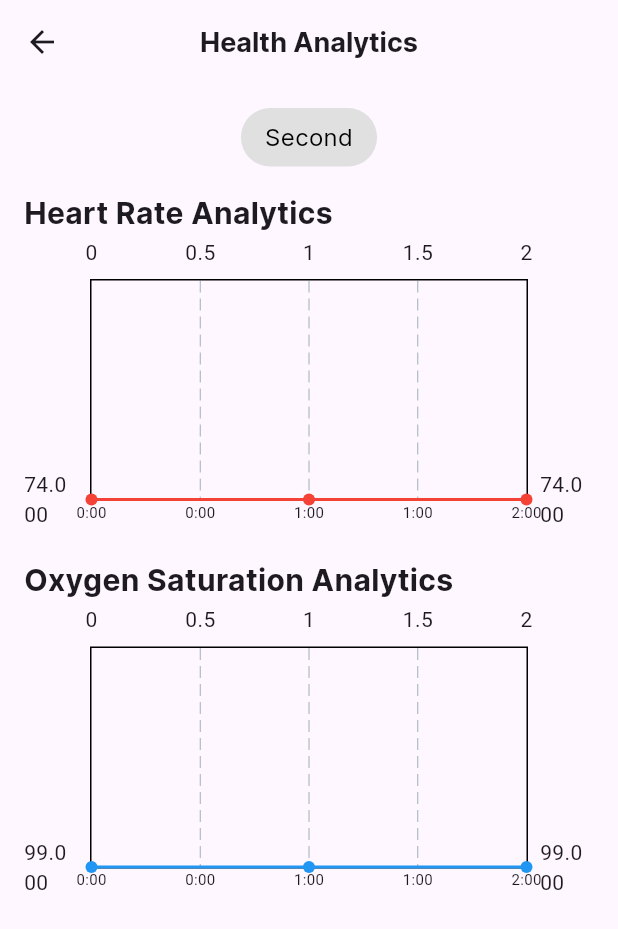
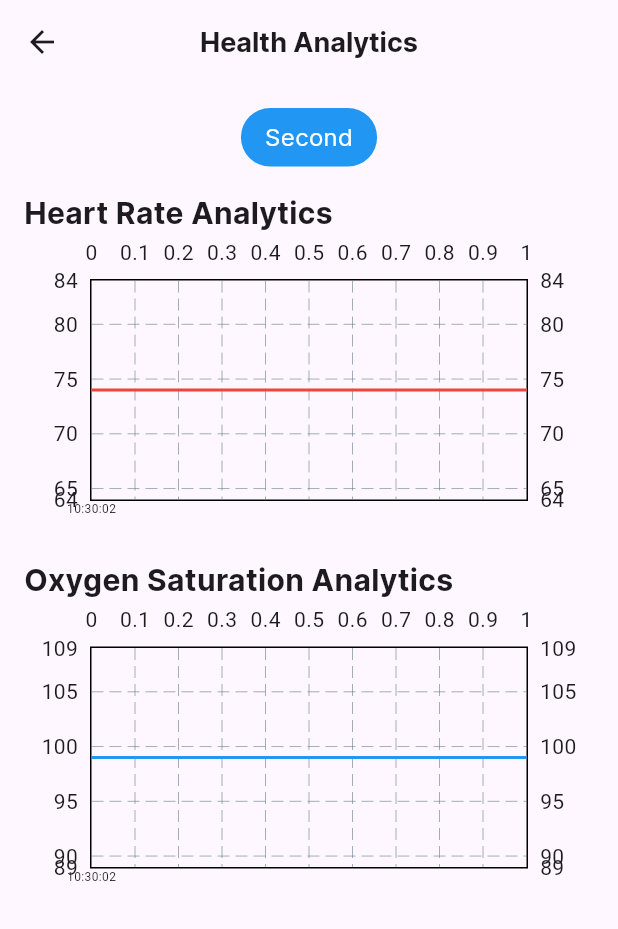
Before and after one commit to salwamhrn11/fallAlert-capstone, a Flutter app: the HealthOverviewScreen screen opened directly, after a tap on "View Health Analytics", on a phone screen of 412 x 824 dp. Shown: the top 929 px of the screen. Run offline on Flutter 3.47's test engine with Material 3 defaults, Android fonts, the phone set to English and light mode, and no system bars; drawn by our look-alikes of fl_chart; our stand-ins replace firebase_core, firebase_database; accounts and stored records are empty.

Commit message:
fix: buat grafik biar berubah perdetik based on datanya

```diff
--- a/lib/main.dart
+++ b/lib/main.dart
@@ -386,7 +386,7 @@ class _HealthOverviewScreenState extends State<HealthOverviewScreen> {
                 onTap: () {
                   Navigator.push(
                     context,
-                    MaterialPageRoute(builder: (context) => const HealthAnalyticsPage()),
+                    MaterialPageRoute(builder: (context) => HealthAnalyticsPage()),
                   );
                 },
                 child: const Center(
@@ -504,6 +504,7 @@ class HealthCard extends StatelessWidget {
 }
 
 // Health Analytics Page
+//kode perdetik tp masih patah2 + blm 5 detik
 class HealthAnalyticsPage extends StatefulWidget {
   const HealthAnalyticsPage({super.key});
 
@@ -512,59 +513,45 @@ class HealthAnalyticsPage extends StatefulWidget {
 }
 
 class _HealthAnalyticsPageState extends State<HealthAnalyticsPage> {
-  String selectedRange = 'Hour';
+  String selectedRange = 'Second';
   List<FlSpot> heartRateData = [];
   List<FlSpot> oxygenSaturationData = [];
+  List<String> timeLabels = [];
 
   final DatabaseReference _dbRef = FirebaseDatabase.instance.ref();
+  int _indexCounter = 0; // Auto-increment index for X
 
   @override
   void initState() {
     super.initState();
-    _fetchDataFromFirebase(); // Fetch data when the page loads
+    _fetchDataFromFirebase();
   }
 
-  // Fetch data from Firebase and map it to FlSpot objects
   void _fetchDataFromFirebase() {
-    // Reference to heart rate data in the database
-    _dbRef.child('healthOverview').onValue.listen((event) {
+    _dbRef.child('healthOverview').limitToLast(20).onChildAdded.listen((event) {
       if (event.snapshot.exists) {
-        Map data = event.snapshot.value as Map<dynamic, dynamic>;
-        List<FlSpot> newHeartRateData = [];
-        List<FlSpot> newOxygenData = [];
+        Map<dynamic, dynamic> value = event.snapshot.value as Map<dynamic, dynamic>;
 
-        // Loop through the data and map it to FlSpot
-        int index = 0;
-        data.forEach((key, value) {
         double heartRate = double.tryParse(value['heart_rate'].toString()) ?? 0;
         double oxygenSaturation = double.tryParse(value['oxygen_saturation'].toString()) ?? 0;
 
-          newHeartRateData.add(FlSpot(index.toDouble(), heartRate));
-          newOxygenData.add(FlSpot(index.toDouble(), oxygenSaturation));
-          index++;
-        });
+        // Ambil timestamp atau gunakan index counter
+        DateTime? timestamp = DateTime.tryParse(event.snapshot.key ?? '') ?? DateTime.now();
+        double xValue = _indexCounter.toDouble(); // Konversi ke double
+        _indexCounter++; // Increment counter
 
-        // Update the chart data in the state
         setState(() {
-          heartRateData = newHeartRateData;
-          oxygenSaturationData = newOxygenData;
+          heartRateData.add(FlSpot(xValue, heartRate));
+          oxygenSaturationData.add(FlSpot(xValue, oxygenSaturation));
+          timeLabels.add(DateFormat.Hms().format(timestamp));
         });
       }
     });
   }
 
   List<FlSpot> getDataForRange(String range, List<FlSpot> data) {
-    // Filter the data for the selected range
-    if (range == 'Second') {
-      int dataLength = data.length;
-      if (dataLength > 50) {
-        return data.skip(dataLength - 50).toList(); // Take the last 50 entries
-      } else {
-        return data; // If less than 5, return all data
-      }
-    } else {
-      return data;
-    }
+    int limit = 20;
+    return data.length > limit ? data.sublist(data.length - limit) : data;
   }
 
   @override
@@ -588,9 +575,7 @@ class _HealthAnalyticsPageState extends State<HealthAnalyticsPage> {
           children: [
             Row(
               mainAxisAlignment: MainAxisAlignment.center,
-              children: [
-                _buildRangeButton('Second'),
-              ],
+              children: [_buildRangeButton('Second')],
             ),
             const SizedBox(height: 16),
             const Text(
@@ -604,31 +589,7 @@ class _HealthAnalyticsPageState extends State<HealthAnalyticsPage> {
             SizedBox(
               height: 200,
               child: LineChart(
-                LineChartData(
-                  lineBarsData: [
-                    LineChartBarData(
-                      spots: getDataForRange(selectedRange, heartRateData),
-                      isCurved: true,
-                      color: Colors.red,
-                      belowBarData: BarAreaData(show: false),
-                      dotData: FlDotData(show: true),
-                    ),
-                  ],
-                  titlesData: FlTitlesData(
-                    bottomTitles: AxisTitles(
-                      sideTitles: SideTitles(
-                        showTitles: true,
-                        reservedSize: 22,
-                        getTitlesWidget: (value, _) {
-                          return Text(
-                            '${value.toInt()}:00',
-                            style: const TextStyle(fontSize: 10),
-                          );
-                        },
-                      ),
-                    ),
-                  ),
-                ),
+                _buildLineChartData(heartRateData, Colors.red),
               ),
             ),
             const SizedBox(height: 16),
@@ -643,14 +604,26 @@ class _HealthAnalyticsPageState extends State<HealthAnalyticsPage> {
             SizedBox(
               height: 200,
               child: LineChart(
-                LineChartData(
+                _buildLineChartData(oxygenSaturationData, Colors.blue),
+              ),
+            ),
+          ],
+        ),
+      ),
+    );
+  }
+
+  LineChartData _buildLineChartData(List<FlSpot> data, Color color) {
+    return LineChartData(
+      minY: _getMinValue(data) - 10,
+      maxY: _getMaxValue(data) + 10,
       lineBarsData: [
         LineChartBarData(
-                      spots: getDataForRange(selectedRange, oxygenSaturationData),
+          spots: getDataForRange(selectedRange, data),
           isCurved: true,
-                      color: Colors.blue,
+          color: color,
           belowBarData: BarAreaData(show: false),
-                      dotData: FlDotData(show: true),
+          dotData: FlDotData(show: false),
         ),
       ],
       titlesData: FlTitlesData(
@@ -658,19 +631,18 @@ class _HealthAnalyticsPageState extends State<HealthAnalyticsPage> {
           sideTitles: SideTitles(
             showTitles: true,
             reservedSize: 22,
+            interval: 5, // Adjust interval for X-axis
             getTitlesWidget: (value, _) {
+              int index = value.toInt();
+              if (index % 5 == 0 && index < timeLabels.length) {
                 return Text(
-                            '${value.toInt()}:00',
-                            style: const TextStyle(fontSize: 10),
+                  timeLabels[index],
+                  style: const TextStyle(fontSize: 8),
                 );
+              }
+              return const Text('');
             },
           ),
-                    ),
-                  ),
-                ),
-              ),
-            ),
-          ],
         ),
       ),
     );
@@ -701,4 +673,10 @@ class _HealthAnalyticsPageState extends State<HealthAnalyticsPage> {
       ),
     );
   }
+
+  double _getMinValue(List<FlSpot> data) =>
+      data.isEmpty ? 0 : data.map((e) => e.y).reduce((a, b) => a < b ? a : b);
+
+  double _getMaxValue(List<FlSpot> data) =>
+      data.isEmpty ? 100 : data.map((e) => e.y).reduce((a, b) => a > b ? a : b);
 }
```
Lines whose indentation alone changed are shown as unchanged.
